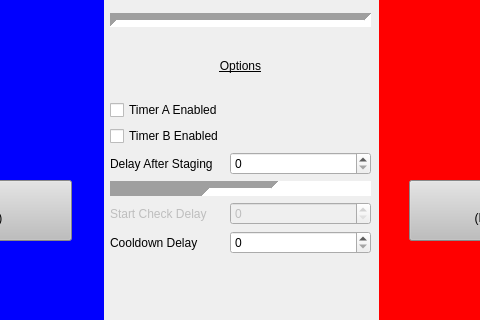
Before: the Qt Designer form V2/GUI.ui in Quantum158/SpeedController, drawn with Qt 5; both pictures show x 159 to 639 and y 280 to 600 of the 800 by 600 pixel window.
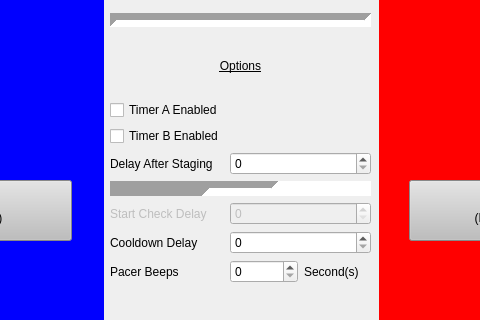
After: the same form once the commit is applied.

What changed in the file:
```diff
--- a/V2/GUI.ui
+++ b/V2/GUI.ui
@@ -276,7 +276,7 @@
           <x>0</x>
           <y>380</y>
           <width>261</width>
-          <height>167</height>
+          <height>186</height>
          </rect>
         </property>
         <layout class="QFormLayout" name="formLayout_2">
@@ -347,6 +347,27 @@
          <item row="5" column="1">
           <widget class="QSpinBox" name="CooldownSpin"/>
          </item>
+         <item row="6" column="0">
+          <widget class="QLabel" name="label">
+           <property name="text">
+            <string>Pacer Beeps</string>
+           </property>
+          </widget>
+         </item>
+         <item row="6" column="1">
+          <layout class="QHBoxLayout" name="horizontalLayout">
+           <item>
+            <widget class="QSpinBox" name="PacerBeepsSpin"/>
+           </item>
+           <item>
+            <widget class="QLabel" name="label_2">
+             <property name="text">
+              <string>Second(s)</string>
+             </property>
+            </widget>
+           </item>
+          </layout>
+         </item>
         </layout>
        </widget>
       </widget>
```
Left out of the diff: 20 changed lines with no effect on the pictures.
